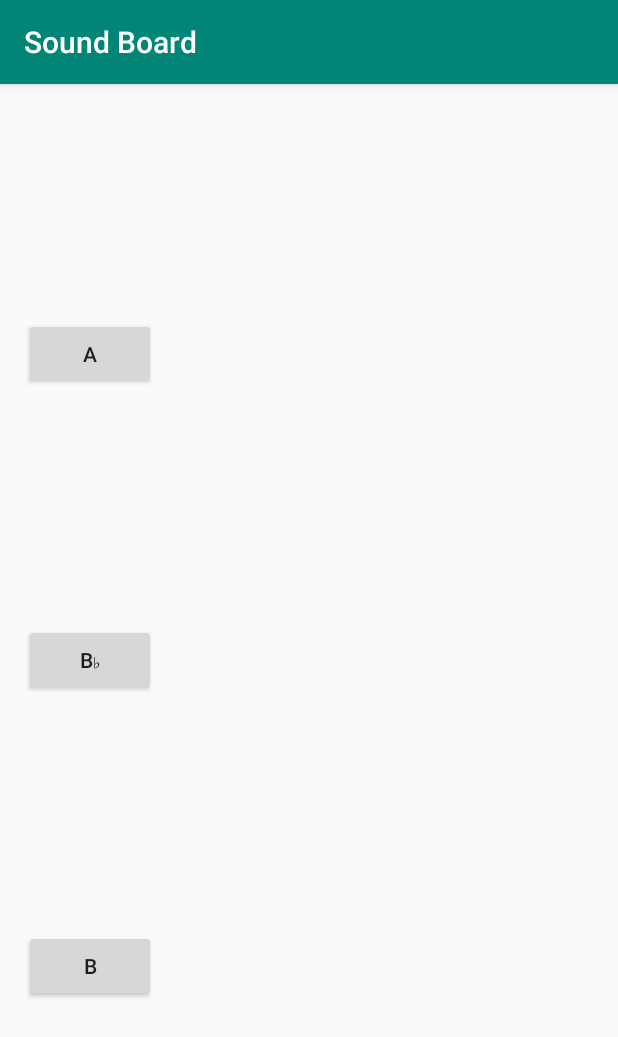
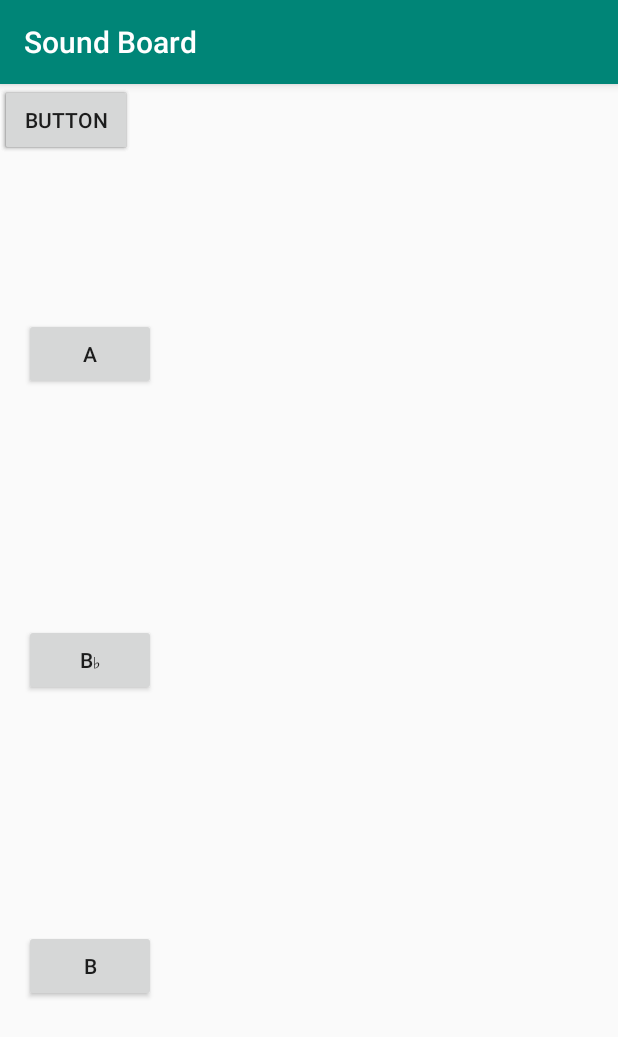
Before and after one commit to katherineanthony/Soundsdeboard, an Android app: the screen it shows after launch (SoundsActivity), on a phone screen of 412 x 824 dp. Shown: the top 1037 px of the screen. Run offline under Robolectric (Android 15) with nearby library versions, the phone set to English and light mode, and no system bars; 1 statement that could not run was skipped.

Commit message:
added more buttons and began code for friday plan

```diff
--- a/app/src/main/java/com/example/SoundBoardActivity/SoundsActivity.java
+++ b/app/src/main/java/com/example/SoundBoardActivity/SoundsActivity.java
@@ -12,7 +12,7 @@
 import android.widget.ViewAnimator;
 
 
-public class SoundsActivity extends AppCompatActivity {
+public class SoundsActivity extends AppCompatActivity implements View.OnClickListener {
     private Button buttonA;
     private Button buttonBflat;
     private Button buttonB;
@@ -32,15 +32,10 @@
         super.onCreate(savedInstanceState);
         setContentView(R.layout.activity_sounds);
         wireWidgets();
-        //this.setVolumeControlStream(AudioManager.STREAM_MUSIC);
         loaded = false;
-
-        //wirewidgets();
 
         loadSoundPool();
         liamsuckssetListeners();
-
-
     }
 
     private void loadSoundPool() {
@@ -119,6 +114,14 @@
         buttonA=findViewById(R.id.button_main_a);
         buttonB=findViewById(R.id.button_main_b);
         buttonBflat=findViewById(R.id.button_main_bflat);
+        buttonSong1=
     }
 
+    @Override
+    public void onClick(View view) {
+        switch (view.getId())
+        {
+
+        }
+    }
 }
--- a/app/src/main/res/layout/activity_sounds.xml
+++ b/app/src/main/res/layout/activity_sounds.xml
@@ -45,4 +45,28 @@
         app:layout_constraintStart_toStartOf="parent"
         app:layout_constraintTop_toBottomOf="@+id/button_main_bflat" />
 
+    <Button
+        android:id="@+id/button"
+        android:layout_width="wrap_content"
+        android:layout_height="wrap_content"
+        android:text="Button"
+        tools:layout_editor_absoluteX="263dp"
+        tools:layout_editor_absoluteY="147dp" />
+
+    <Button
+        android:id="@+id/button2"
+        android:layout_width="wrap_content"
+        android:layout_height="wrap_content"
+        android:text="Button"
+        tools:layout_editor_absoluteX="263dp"
+        tools:layout_editor_absoluteY="341dp" />
+
+    <Button
+        android:id="@+id/button3"
+        android:layout_width="wrap_content"
+        android:layout_height="wrap_content"
+        android:text="Button"
+        tools:layout_editor_absoluteX="262dp"
+        tools:layout_editor_absoluteY="536dp" />
+
 </androidx.constraintlayout.widget.ConstraintLayout>
```
